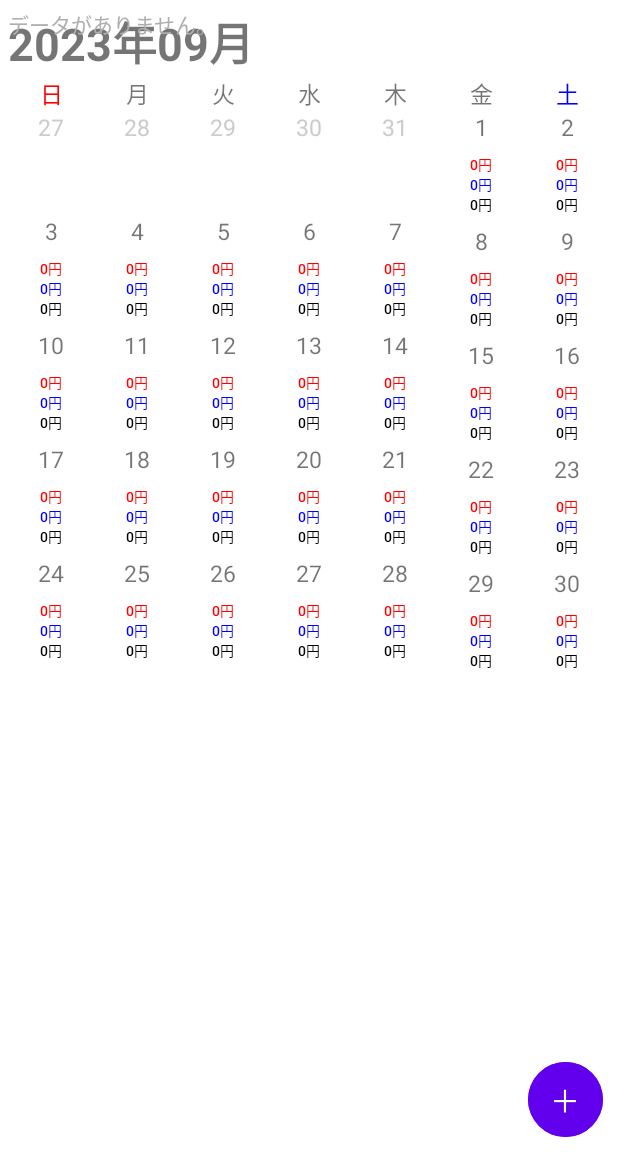
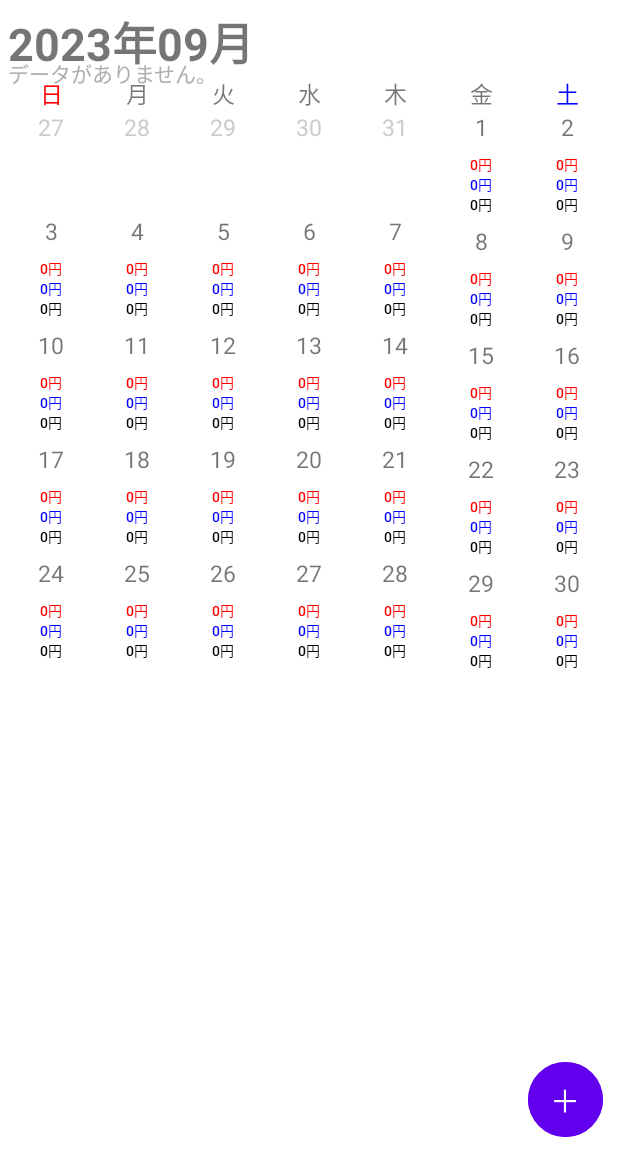
Before and after one commit to PoloLavapies/Kakeibo, an Android app: the fragment DetailFragment placed in its activity, after a tap on an icon or button, on a phone screen of 412 x 824 dp, the part 84-1236 px from its top. Run offline under Robolectric (Android 15) with nearby library versions, the phone set to English and light mode, and no system bars; our stand-ins replace Room's generated code, navigation-ui; libraries missing offline, so code that uses them is left out: com.kal.rackmonthpicker; 3 statements that could not run were skipped.

Commit message:
日付を表示 (フォーマットは要修正)

```diff
--- a/app/src/main/java/com/example/kakeibo/fragment/DetailFragment.kt
+++ b/app/src/main/java/com/example/kakeibo/fragment/DetailFragment.kt
@@ -12,28 +12,34 @@ import android.widget.TextView
 import androidx.core.text.buildSpannedString
 import androidx.core.text.color
 import androidx.fragment.app.Fragment
+import androidx.fragment.app.viewModels
 import androidx.navigation.fragment.findNavController
 import androidx.navigation.fragment.navArgs
 import com.example.kakeibo.R
 import com.example.kakeibo.adapter.DetailViewAdapter
 import com.example.kakeibo.database.KakeiboDatabase
 import com.example.kakeibo.entity.Spending
+import com.example.kakeibo.viewmodel.AddDataViewModel
+import com.example.kakeibo.viewmodel.DetailViewModel
 import java.time.format.DateTimeFormatter
 
 class DetailFragment : Fragment() {
     private val args: DetailFragmentArgs by navArgs()
-    private var date: String = ""
+    private val vm: DetailViewModel by viewModels()
 
     override fun onCreateView(
         inflater: LayoutInflater,
         container: ViewGroup?,
         savedInstanceState: Bundle?
     ): View? {
-        date = args.date
+        vm.date = args.date
 
         val view: View = inflater.inflate(R.layout.fragment_detail, container, false)
 
-        val spendings: List<Spending> = getSpendingData(date)
+        // 日付の設定
+        view.findViewById<TextView>(R.id.date).text = vm.date
+
+        val spendings: List<Spending> = getSpendingData(vm.date)
         val spendingMapList: MutableList<MutableMap<String, Any>> = mutableListOf()
 
         if (spendings.isNotEmpty()) {
@@ -76,7 +82,7 @@ class DetailFragment : Fragment() {
 
         val addButton = view.findViewById<Button>(R.id.add_button)
         addButton.setOnClickListener {
-            val action = DetailFragmentDirections.actionDetailToAddData(date)
+            val action = DetailFragmentDirections.actionDetailToAddData(vm.date)
             findNavController().navigate(action)
         }
 
--- /dev/null
+++ b/app/src/main/java/com/example/kakeibo/viewmodel/DetailViewModel.kt
@@ -0,0 +1,7 @@
+package com.example.kakeibo.viewmodel
+
+import androidx.lifecycle.ViewModel
+
+class DetailViewModel : ViewModel() {
+    var date: String = ""
+}
--- a/app/src/main/res/layout/fragment_detail.xml
+++ b/app/src/main/res/layout/fragment_detail.xml
@@ -9,6 +9,18 @@
         android:layout_height="match_parent">
 
         <TextView
+            android:id="@+id/date"
+            android:layout_width="wrap_content"
+            android:layout_height="wrap_content"
+            android:text=""
+            android:textSize="20dp"
+            android:layout_margin="5dp"
+            android:textStyle="bold"
+            app:layout_constraintStart_toStartOf="parent"
+            app:layout_constraintTop_toTopOf="parent"
+            />
+
+        <TextView
             android:id="@+id/text_no_data"
             android:layout_width="wrap_content"
             android:layout_height="wrap_content"
@@ -16,7 +28,7 @@
             android:textColor="@color/gray"
             android:layout_margin="5dp"
             app:layout_constraintStart_toStartOf="parent"
-            app:layout_constraintTop_toTopOf="parent"
+            app:layout_constraintTop_toBottomOf="@id/date"
             />
 
         <ListView
```
